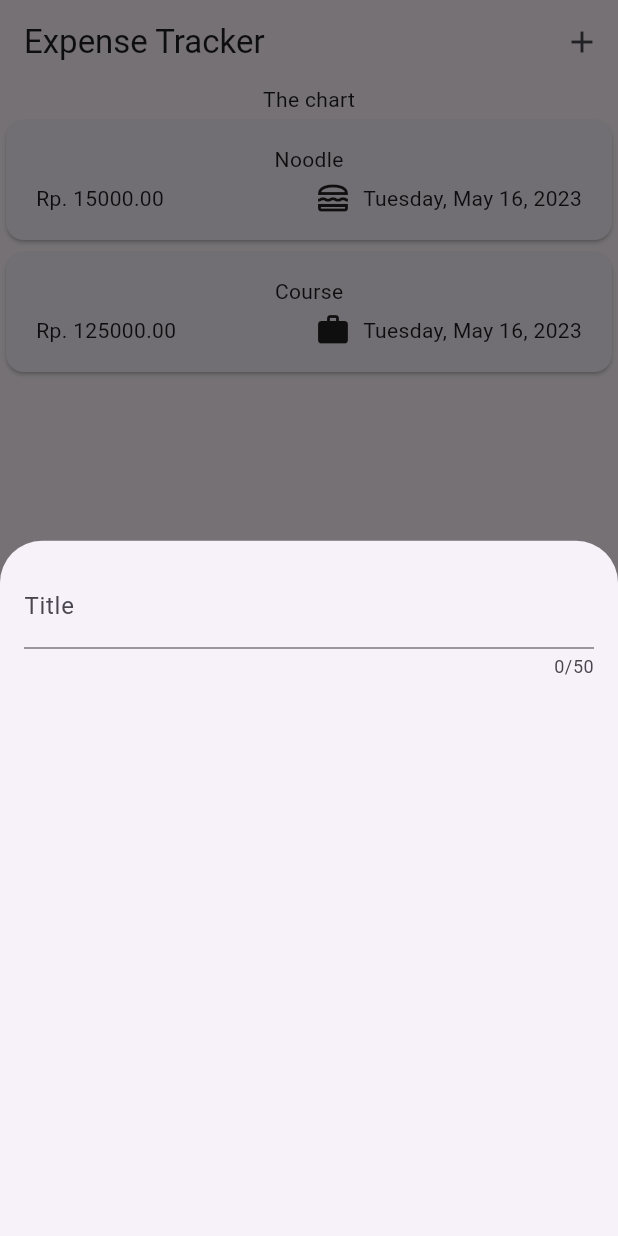
After one commit to ThaddeusEvan/ExpenseTrackerApp, a Flutter app: the screen it shows after launch, after a tap on the "add" icon, on a phone screen of 412 x 824 dp. The commit adds this screen. Run offline on Flutter 3.47's test engine with Material 2 defaults, Android fonts, the phone set to English and light mode, and no system bars.

Commit message:
Appbar and Add Expense Button

```diff
--- a/lib/main.dart
+++ b/lib/main.dart
@@ -2,10 +2,11 @@ import 'package:flutter/material.dart';
 
 import 'package:expense_tracker/widget/expense.dart';
 
-void main(){
+void main() {
   runApp(
-    const MaterialApp(
-      home: Expense(),
+    MaterialApp(
+      theme: ThemeData(useMaterial3: true),
+      home: const Expense(),
     ),
   );
 }
--- a/lib/widget/expense.dart
+++ b/lib/widget/expense.dart
@@ -1,5 +1,6 @@
 import 'package:expense_tracker/widget/expenses_list/expense_list.dart';
 import 'package:expense_tracker/models/expense_data.dart';
+import 'package:expense_tracker/widget/new_expense.dart';
 import 'package:flutter/material.dart';
 
 class Expense extends StatefulWidget {
@@ -27,17 +28,31 @@ class _ExpenseState extends State<Expense> {
     ),
   ];
 
+  void _addExpense() {
+    showModalBottomSheet(
+      context: context,
+      builder: (ctx) {
+        return const NewExpense();
+      },
+    );
+  }
+
   @override
   Widget build(BuildContext context) {
     return Scaffold(
+      appBar: AppBar(
+        title: const Text('Expense Tracker'),
+        actions: [
+          IconButton(
+            onPressed: _addExpense,
+            icon: const Icon(Icons.add),
+          ),
+        ],
+      ),
       body: Column(
         children: [
           const Text('The chart'),
-          Expanded(
-            child: ExpenseList(
-              expense: _registeredExpenses
-              )
-            ),
+          Expanded(child: ExpenseList(expense: _registeredExpenses)),
         ],
       ),
     );
--- a/lib/widget/expenses_list/expense_item.dart
+++ b/lib/widget/expenses_list/expense_item.dart
@@ -1,7 +1,4 @@
-import 'dart:math';
-
 import 'package:expense_tracker/models/expense_data.dart';
-import 'package:flutter/cupertino.dart';
 import 'package:flutter/material.dart';
 
 class ExpenseItem extends StatelessWidget {
--- /dev/null
+++ b/lib/widget/new_expense.dart
@@ -0,0 +1,30 @@
+import 'package:flutter/cupertino.dart';
+import 'package:flutter/material.dart';
+
+class NewExpense extends StatefulWidget {
+  const NewExpense({super.key});
+
+  @override
+  State<StatefulWidget> createState() {
+    return _NewExpenseState();
+  }
+}
+
+class _NewExpenseState extends State<NewExpense> {
+  @override
+  Widget build(BuildContext context) {
+    return Padding(
+      padding: const EdgeInsets.all(16),
+      child: Column(
+        children: const [
+          TextField(
+            maxLength: 50,
+            decoration: InputDecoration(
+              label: Text('Title'),
+            ),
+          ),
+        ],
+      ),
+    );
+  }
+}
```
